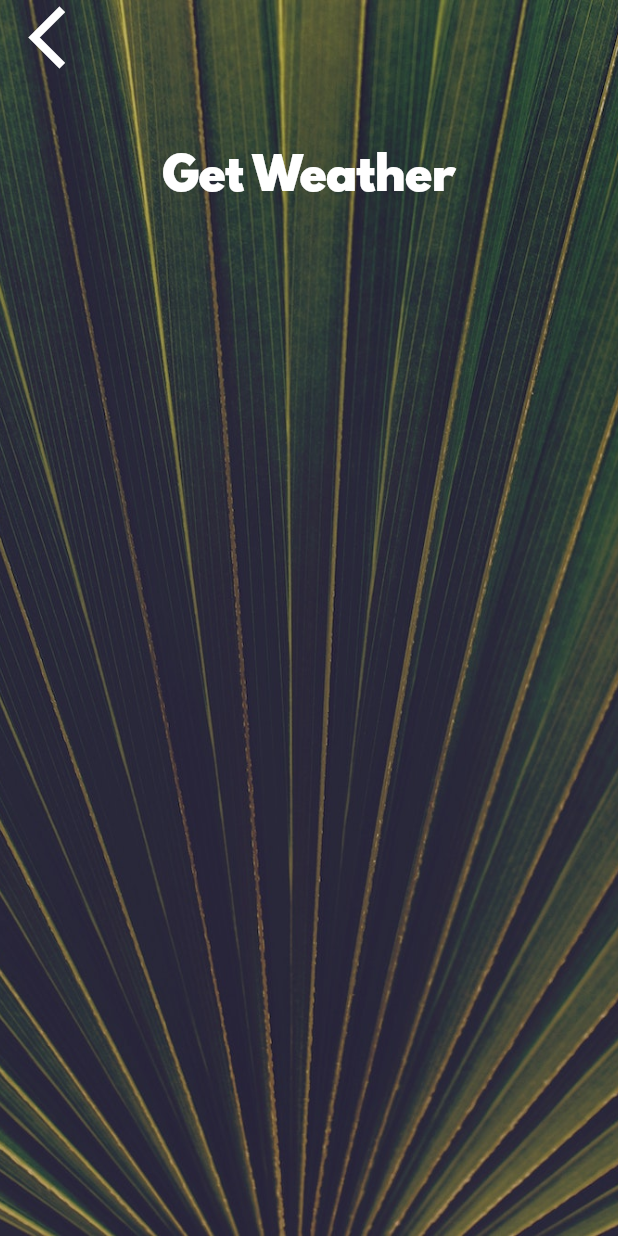
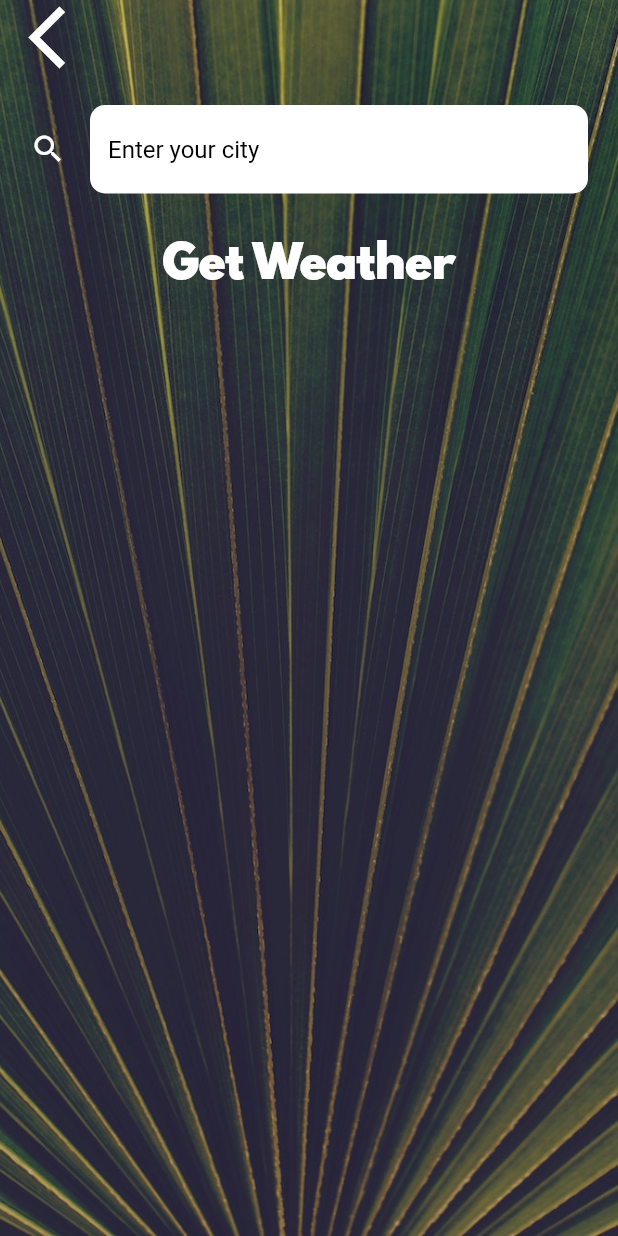
Before and after one commit to LyhourChhen/flutter_examples, a Flutter app: the CityScreen screen opened directly, on a phone screen of 412 x 824 dp. Run offline on Flutter 3.47's test engine with Material 2 defaults, Android fonts, the light colour scheme and no system bars; our stand-ins replace assets_audio_player, flutter_spinkit, font_awesome_flutter, geolocator, graphql_flutter, rflutter_alert; network calls fail.

Commit message:
update graphql example

```diff
--- a/Clima-Flutter/lib/screens/city_screen.dart
+++ b/Clima-Flutter/lib/screens/city_screen.dart
@@ -7,6 +7,7 @@ class CityScreen extends StatefulWidget {
 }
 
 class _CityScreenState extends State<CityScreen> {
+  String cityName;
   @override
   Widget build(BuildContext context) {
     return Scaffold(
@@ -24,7 +25,9 @@ class _CityScreenState extends State<CityScreen> {
               Align(
                 alignment: Alignment.topLeft,
                 child: FlatButton(
-                  onPressed: () {},
+                  onPressed: () {
+                    Navigator.pop(context);
+                  },
                   child: Icon(
                     Icons.arrow_back_ios,
                     size: 50.0,
@@ -33,10 +36,24 @@ class _CityScreenState extends State<CityScreen> {
               ),
               Container(
                 padding: EdgeInsets.all(20.0),
-                child: null,
+                child: TextField(
+                  onChanged: (value) => cityName = value,
+                  style: TextStyle(color: Colors.black),
+                  decoration: InputDecoration(
+                      filled: true,
+                      fillColor: Colors.white,
+                      border: OutlineInputBorder(
+                          borderSide: BorderSide.none,
+                          borderRadius: BorderRadius.all(Radius.circular(10))),
+                      icon: Icon(Icons.search, color: Colors.white),
+                      hintStyle: TextStyle(color: Colors.black),
+                      hintText: "Enter your city "),
+                ),
               ),
               FlatButton(
-                onPressed: () {},
+                onPressed: () {
+                  Navigator.pop(context, cityName);
+                },
                 child: Text(
                   'Get Weather',
                   style: kButtonTextStyle,
```
Also changed, not shown: Clima-Flutter/lib/screens/loading_screen.dart (+3 -17 lines), Clima-Flutter/lib/screens/location_screen.dart (+29 -6 lines), Clima-Flutter/lib/services/weather.dart (+27 -1 lines).
